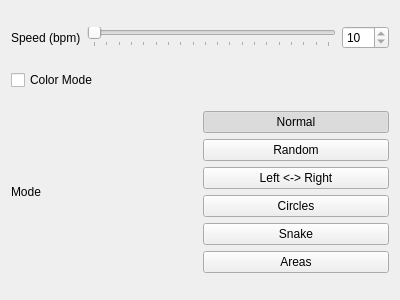
Qt form gui/strobe.ui (arneboe/bigchain) before a commit.
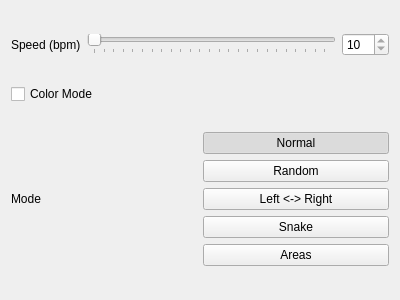
The same form after that commit.

```diff
--- a/gui/strobe.ui
+++ b/gui/strobe.ui
@@ -31,7 +31,7 @@
           <number>10</number>
          </property>
          <property name="maximum">
-          <number>200</number>
+          <number>254</number>
          </property>
          <property name="orientation">
           <enum>Qt::Horizontal</enum>
@@ -50,7 +50,7 @@
           <number>10</number>
          </property>
          <property name="maximum">
-          <number>200</number>
+          <number>245</number>
          </property>
         </widget>
        </item>
@@ -113,16 +113,6 @@
          </property>
         </widget>
        </item>
-       <item>
-        <widget class="QPushButton" name="buttonCircles">
-         <property name="text">
-          <string>Circles</string>
-         </property>
-         <property name="checkable">
-          <bool>true</bool>
-         </property>
-        </widget>
-       </item>
        <item>
         <widget class="QPushButton" name="buttonSnake">
          <property name="text">
```
